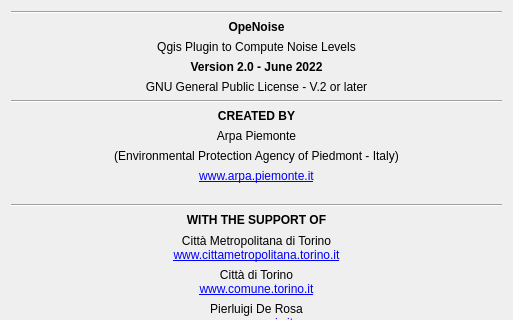
This is tools/ui_Informations.ui in pierluigiderosa/openoise as Qt 5 draws it before an edit; both pictures show x 0 to 513 and y 0 to 320 of the 513 by 485 pixel window. The edited form follows.
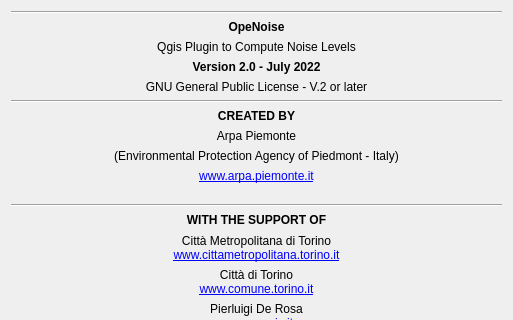
This is the edited form.

The edit to the form file:
```diff
--- a/tools/ui_Informations.ui
+++ b/tools/ui_Informations.ui
@@ -95,7 +95,7 @@
       </size>
      </property>
      <property name="text">
-      <string>&lt;html&gt;&lt;head/&gt;&lt;body&gt;&lt;p&gt;&lt;span style=&quot; font-weight:600;&quot;&gt;Version 2.0 - June 2022&lt;/span&gt;&lt;/p&gt;&lt;/body&gt;&lt;/html&gt;</string>
+      <string>&lt;html&gt;&lt;head/&gt;&lt;body&gt;&lt;p&gt;&lt;span style=&quot; font-weight:600;&quot;&gt;Version 2.0 - July 2022&lt;/span&gt;&lt;/p&gt;&lt;/body&gt;&lt;/html&gt;</string>
      </property>
      <property name="alignment">
       <set>Qt::AlignCenter</set>
```
